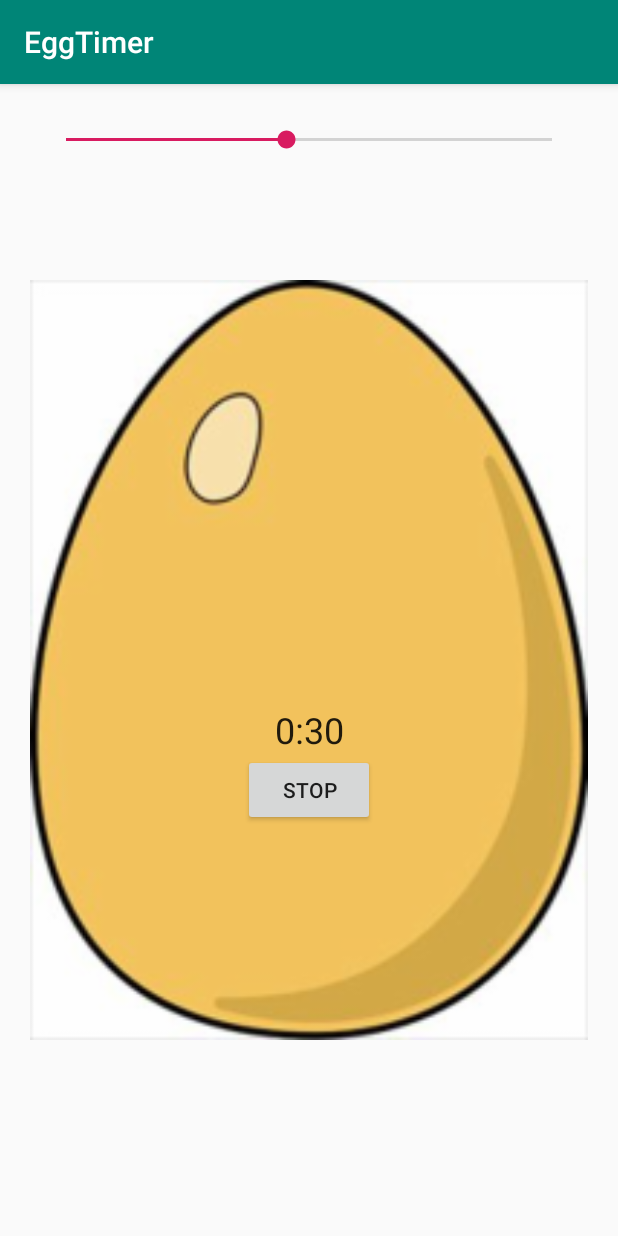
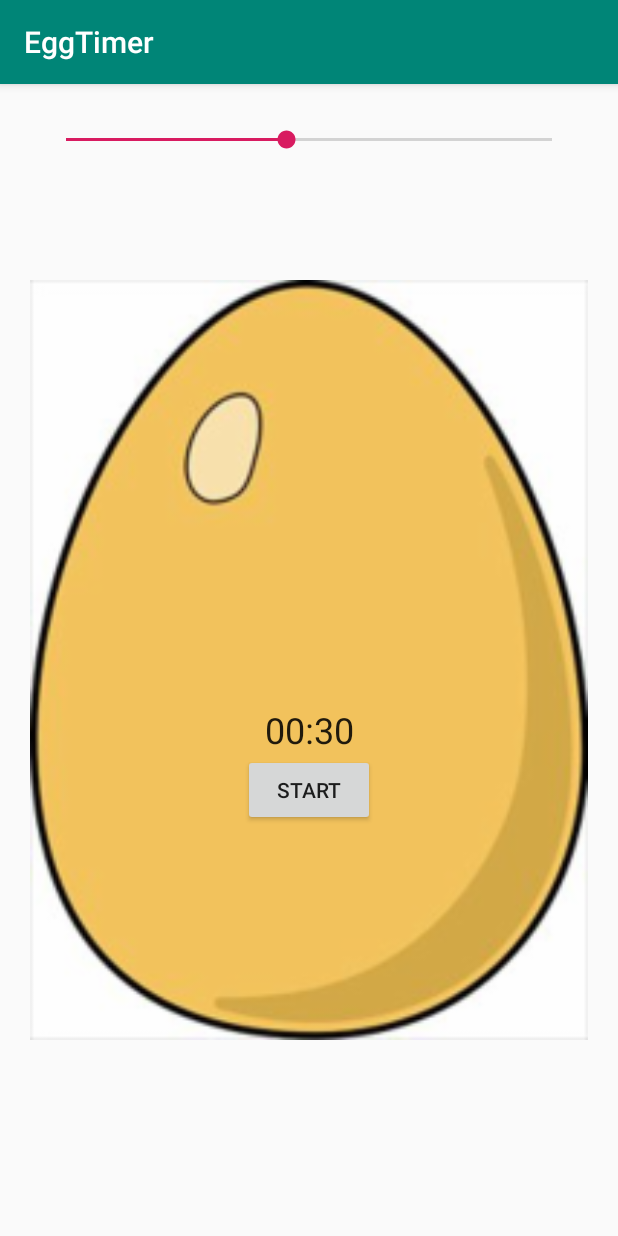
Before and after one commit to mfrancetic/egg-timer, an Android app: the screen it shows after launch (MainActivity), after a tap on "STOP", on a phone screen of 412 x 824 dp. Run offline under Robolectric (Android 15) with nearby library versions, the phone set to English and light mode, and no system bars; 1 other tap on this screen came first.

Commit message:
Convert stopButton to startStopButton

```diff
--- a/app/src/main/java/com/mfrancetic/eggtimer/MainActivity.java
+++ b/app/src/main/java/com/mfrancetic/eggtimer/MainActivity.java
@@ -9,6 +9,7 @@ import android.view.View;
 import android.widget.Button;
 import android.widget.SeekBar;
 import android.widget.TextView;
+
 import java.util.Locale;
 
 public class MainActivity extends AppCompatActivity {
@@ -17,13 +18,13 @@ public class MainActivity extends AppCompatActivity {
 
     private TextView timerTextView;
 
-    private Button stopButton;
+    private Button startStopButton;
 
     private long minTime = 1000;
 
     private int startingPosition = 5;
 
-    private String defaultTime = "0:30";
+    private String defaultTime = "00:30";
 
     private CountDownTimer timer;
 
@@ -41,7 +42,7 @@ public class MainActivity extends AppCompatActivity {
 
     private int timerIntervalMinimum = 5100;
 
-    private String noTimeRemaining = "0:00";
+    private String noTimeRemaining = "00:00";
 
     @Override
     protected void onCreate(Bundle savedInstanceState) {
@@ -49,15 +50,17 @@ public class MainActivity extends AppCompatActivity {
         setContentView(R.layout.activity_main);
 
         mediaPlayer = MediaPlayer.create(this, R.raw.alarm);
+        mediaPlayer.setVolume(0, 0);
         timerIsRunning = false;
 
         timerSeekBar = findViewById(R.id.timerSeekBar);
         timerTextView = findViewById(R.id.timerTextView);
-        stopButton = findViewById(R.id.stop_button);
+        startStopButton = findViewById(R.id.start_stop_button);
 
         timerSeekBar.setProgress(startingPosition);
-        timerSeekBar.setMax((maxTimerInterval-minTimerInterval)/timerInterval);
+        timerSeekBar.setMax((maxTimerInterval - minTimerInterval) / timerInterval);
         timerTextView.setText(defaultTime);
+        startStopButton.setText(getString(R.string.start));
 
         timerSeekBar.setOnSeekBarChangeListener(new SeekBar.OnSeekBarChangeListener() {
             @Override
@@ -79,14 +82,23 @@ public class MainActivity extends AppCompatActivity {
         });
     }
 
-    public void stopTimer(View view) {
-        timerTextView.setText(defaultTime);
-        timerSeekBar.setProgress(startingPosition);
-        mediaPlayer.stop();
-        timer.cancel();
+    public void startStopAlarm(View view) {
+        if (timerIsRunning) {
+            timerTextView.setText(defaultTime);
+            timerSeekBar.setProgress(startingPosition);
+            mediaPlayer.stop();
+            startStopButton.setText(getString(R.string.start));
+            timerIsRunning = false;
+            timer.cancel();
+        } else {
+            startStopButton.setText(getString(R.string.stop));
+            int progress = timerSeekBar.getProgress();
+            updateAlarm(progress * timerIntervalMilliseconds + timerIntervalMinimum);
+        }
     }
 
     public void updateAlarm(long progress) {
+        startStopButton.setText(getString(R.string.stop));
         timer = new CountDownTimer(progress, minTime) {
             @Override
             public void onTick(long millisecondsUntilDone) {
@@ -105,6 +117,7 @@ public class MainActivity extends AppCompatActivity {
                 timerSeekBar.setProgress(startingPosition);
                 timer.cancel();
                 timerIsRunning = false;
+                startStopButton.setText(getString(R.string.start));
                 mediaPlayer.start();
             }
         }.start();
--- a/app/src/main/res/layout/activity_main.xml
+++ b/app/src/main/res/layout/activity_main.xml
@@ -45,11 +45,11 @@
         tools:text="0:30" />
 
     <Button
-        android:id="@+id/stop_button"
+        android:id="@+id/start_stop_button"
         android:layout_width="wrap_content"
         android:layout_height="wrap_content"
         android:text="@string/stop"
-        android:onClick="stopTimer"
+        android:onClick="startStopAlarm"
         app:layout_constraintEnd_toEndOf="@id/eggImageView"
         app:layout_constraintStart_toStartOf="@id/eggImageView"
         app:layout_constraintTop_toBottomOf="@id/timerTextView" />
--- a/app/src/main/res/values/strings.xml
+++ b/app/src/main/res/values/strings.xml
@@ -1,4 +1,5 @@
 <resources>
     <string name="app_name">EggTimer</string>
     <string name="stop">Stop</string>
+    <string name="start">Start</string>
 </resources>
```
